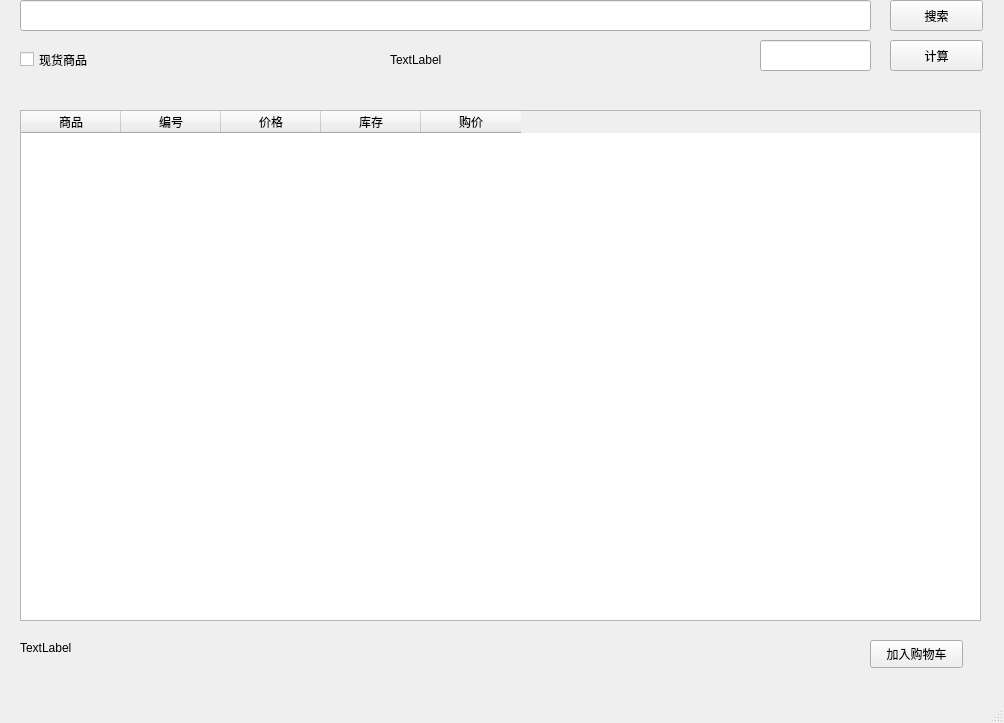
Qt form cmpp.ui (late0001/price_relations) before a commit.
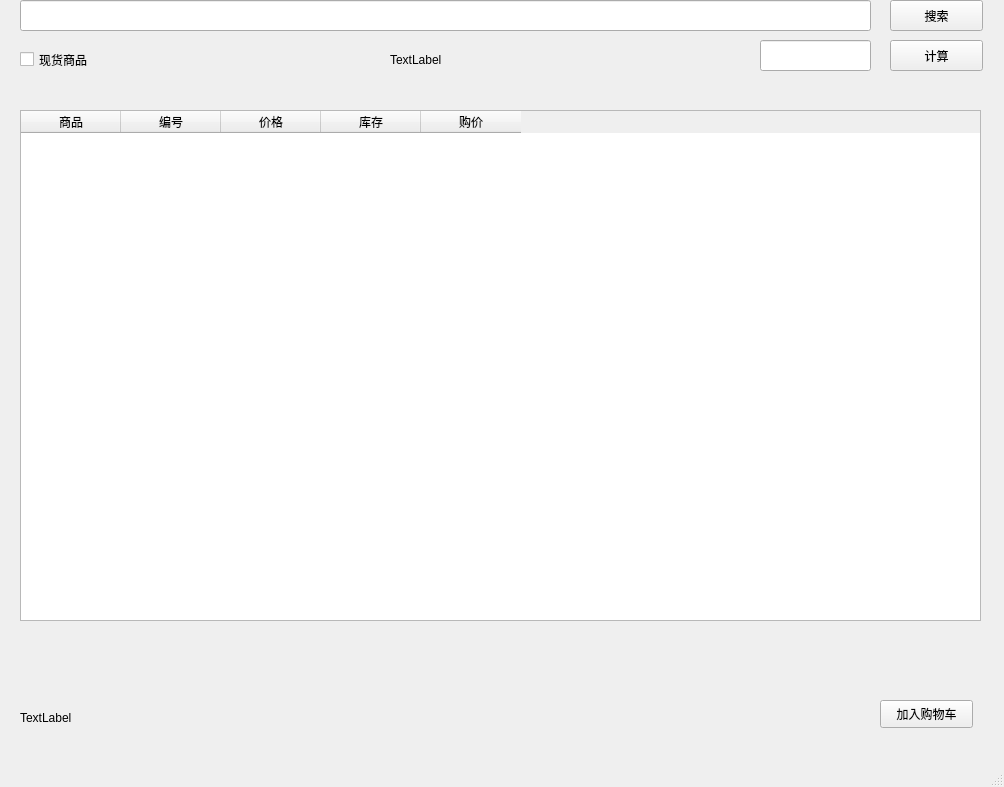
The same form after that commit.

What changed in the file:
```diff
--- a/cmpp.ui
+++ b/cmpp.ui
@@ -7,7 +7,7 @@
     <x>0</x>
     <y>0</y>
     <width>1004</width>
-    <height>723</height>
+    <height>787</height>
    </rect>
   </property>
   <property name="windowTitle">
@@ -41,7 +41,7 @@
     <property name="geometry">
      <rect>
       <x>20</x>
-      <y>640</y>
+      <y>710</y>
       <width>731</width>
       <height>16</height>
      </rect>
@@ -103,8 +103,8 @@
    <widget class="QPushButton" name="btn_Addcart">
     <property name="geometry">
      <rect>
-      <x>870</x>
-      <y>640</y>
+      <x>880</x>
+      <y>700</y>
       <width>93</width>
       <height>28</height>
      </rect>
@@ -162,6 +162,17 @@
      <string>TextLabel</string>
     </property>
    </widget>
+   <widget class="QWidget" name="horizontalLayoutWidget">
+    <property name="geometry">
+     <rect>
+      <x>20</x>
+      <y>640</y>
+      <width>951</width>
+      <height>51</height>
+     </rect>
+    </property>
+    <layout class="QHBoxLayout" name="horizontalLayout"/>
+   </widget>
   </widget>
   <widget class="QMenuBar" name="menubar">
    <property name="geometry">
```
